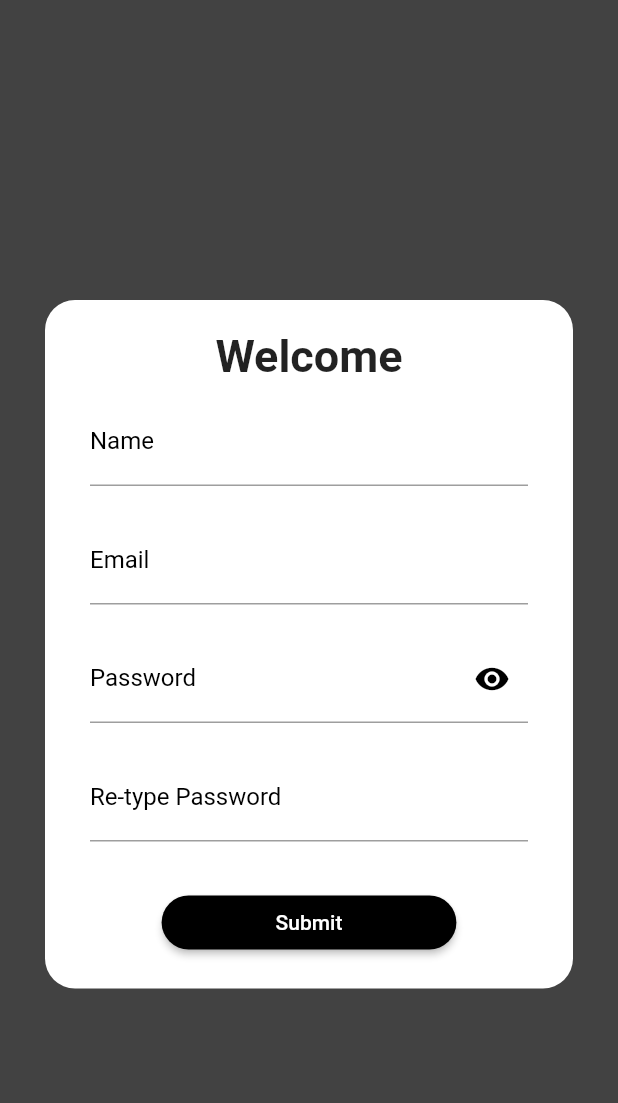
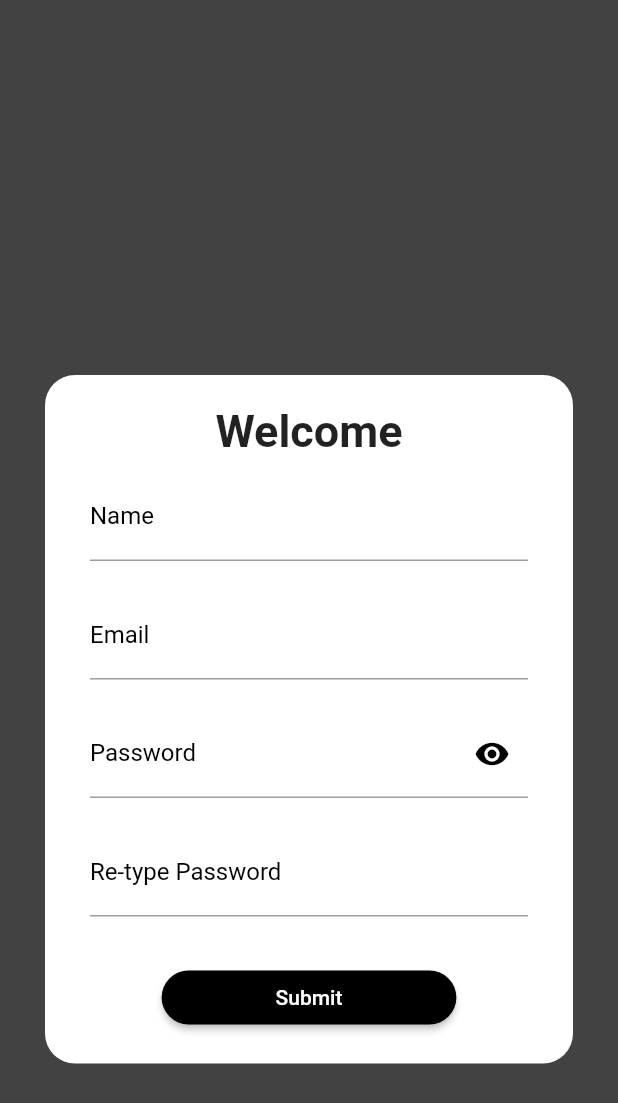
Before and after one commit to AdityaSubrahmanyaBhat/form, a Flutter app: the screen it shows after launch, on a phone screen of 412 x 824 dp. Shown: the top 1103 px of the screen. Run offline on Flutter 3.47's test engine with Material 2 defaults, Android fonts, the phone set to English and light mode, and no system bars; our stand-ins replace form_field_validator.

Commit message:
minor update

```diff
--- a/lib/loginPage.dart
+++ b/lib/loginPage.dart
@@ -24,7 +24,7 @@ class _LoginPageState extends State<LoginPage> {
             mainAxisAlignment: MainAxisAlignment.center,
             children: [
               SizedBox(
-                height: 200.0,
+                height: 250.0,
               ),
               Container(
                 margin: EdgeInsets.symmetric(horizontal: 30.0),
@@ -100,7 +100,6 @@ class _LoginPageState extends State<LoginPage> {
                           bottom: 20.0,
                         ),
                         child: TextFormField(
-                          obscureText: obscure,
                           validator: MultiValidator([
                             RequiredValidator(errorText: "Required"),
                             MinLengthValidator(6,
@@ -112,8 +111,8 @@ class _LoginPageState extends State<LoginPage> {
                             PatternValidator(r'(?=.*?[#?!@$%^&*-])',
                                 errorText:
                                     "Password must have atleast one special character"),
-
                           ]),
+                          obscureText: obscure,
                           controller: _passwordController,
                           cursorColor: Colors.black,
                           style: TextStyle(),
@@ -144,7 +143,6 @@ class _LoginPageState extends State<LoginPage> {
                           bottom: 30.0,
                         ),
                         child: TextFormField(
-                          obscureText: obscure,
                           validator: (val) {
                             if (val.isEmpty) {
                               return "Required";
@@ -153,6 +151,7 @@ class _LoginPageState extends State<LoginPage> {
                                     errorText: "Passwords don't match")
                                 .validateMatch(val, _passwordController.text);
                           },
+                          obscureText: obscure,
                           cursorColor: Colors.black,
                           style: TextStyle(),
                           decoration: InputDecoration(
```
